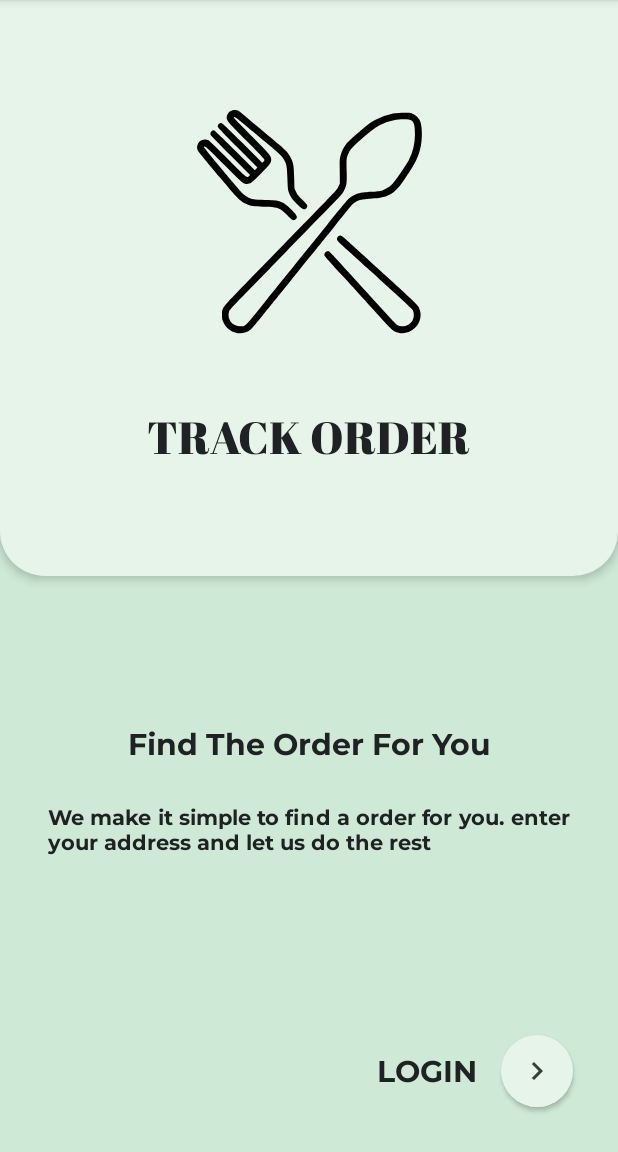
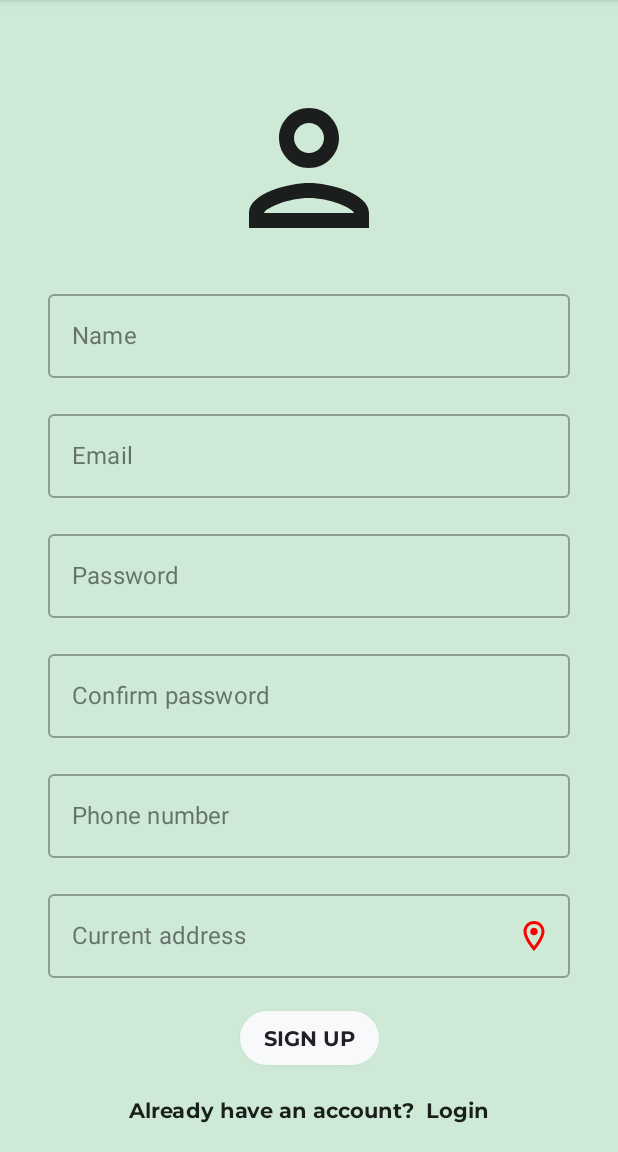
Before and after one commit to sheikh-10/Rider-App, an Android app built with Jetpack Compose: the screen it shows after launch (MainActivity), on a phone screen of 412 x 824 dp, the part 84-1236 px from its top. Run offline under Robolectric (Android 15) with nearby library versions, the phone set to English and light mode, and no system bars.

Commit message:
Sign up Screen - 3rd release

```diff
--- a/app/src/main/java/com/food/riderapp/ui/LoginScreen.kt
+++ b/app/src/main/java/com/food/riderapp/ui/IntroScreen.kt
@@ -19,7 +19,7 @@ import com.food.riderapp.R
 import com.food.riderapp.ui.theme.RiderAppTheme
 
 @Composable
-fun LoginScreen(modifier: Modifier = Modifier) {
+fun IntroScreen(modifier: Modifier = Modifier) {
     Column(modifier = modifier.background(MaterialTheme.colors.background)) {
         Card(modifier = modifier
             .weight(1f)
@@ -99,7 +99,7 @@ fun LoginScreen(modifier: Modifier = Modifier) {
 @Composable
 private fun LoginScreenLightThemePreview() {
     RiderAppTheme(darkTheme = false) {
-        LoginScreen()
+        IntroScreen()
     }
 }
 
@@ -107,6 +107,6 @@ private fun LoginScreenLightThemePreview() {
 @Composable
 private fun LoginScreenDarkThemePreview() {
     RiderAppTheme(darkTheme = true) {
-        LoginScreen()
+        IntroScreen()
     }
 }
--- a/app/src/main/java/com/food/riderapp/ui/RiderFoodApp.kt
+++ b/app/src/main/java/com/food/riderapp/ui/RiderFoodApp.kt
@@ -5,5 +5,5 @@ import androidx.compose.ui.Modifier
 
 @Composable
 fun RiderFoodApp(modifier: Modifier = Modifier) {
-    LoginScreen()
+    SignupScreen()
 }
--- /dev/null
+++ b/app/src/main/java/com/food/riderapp/ui/SignUpScreen.kt
@@ -0,0 +1,100 @@
+package com.food.riderapp.ui
+
+import android.content.res.Configuration.UI_MODE_NIGHT_YES
+import androidx.compose.foundation.background
+import androidx.compose.foundation.layout.*
+import androidx.compose.foundation.shape.RoundedCornerShape
+import androidx.compose.material.*
+import androidx.compose.material.icons.Icons
+import androidx.compose.material.icons.outlined.LocationOn
+import androidx.compose.material.icons.outlined.Person
+import androidx.compose.runtime.Composable
+import androidx.compose.ui.Alignment
+import androidx.compose.ui.Modifier
+import androidx.compose.ui.graphics.Color
+import androidx.compose.ui.tooling.preview.Preview
+import androidx.compose.ui.unit.dp
+import com.food.riderapp.ui.theme.RiderAppTheme
+
+@Composable
+fun SignupScreen(modifier: Modifier = Modifier) {
+    Column(modifier = modifier
+        .fillMaxSize()
+        .background(MaterialTheme.colors.background)
+        .wrapContentSize(align = Alignment.Center)
+        .padding(top = 32.dp, start = 32.dp, end = 32.dp),
+        verticalArrangement = Arrangement.spacedBy(16.dp)) {
+
+        Icon(imageVector = Icons.Outlined.Person,
+            contentDescription = null,
+            modifier = modifier
+                .fillMaxWidth()
+                .wrapContentWidth(align = Alignment.CenterHorizontally)
+                .size(120.dp)
+        )
+
+        InputField(modifier = modifier.fillMaxWidth(), label = "Name")
+        InputField(modifier = modifier.fillMaxWidth(), label = "Email")
+        InputField(modifier = modifier.fillMaxWidth(), label = "Password")
+        InputField(modifier = modifier.fillMaxWidth(), label = "Confirm password")
+        InputField(modifier = modifier.fillMaxWidth(), label = "Phone number")
+        InputField(modifier = modifier.fillMaxWidth(), label = "Current address", iconEnabled = true)
+
+        Button(onClick = {},
+            modifier = modifier
+                .fillMaxWidth()
+                .wrapContentWidth(align = Alignment.CenterHorizontally),
+            shape = RoundedCornerShape(100)) {
+            Text(text = "SIGN UP",
+                style = MaterialTheme.typography.body1
+                )
+        }
+
+        Row(verticalAlignment = Alignment.CenterVertically,
+            horizontalArrangement = Arrangement.spacedBy(8.dp),
+            modifier = modifier
+                .fillMaxWidth()
+                .wrapContentWidth(align = Alignment.CenterHorizontally)) {
+            Text(text = "Already have an account?",
+                style = MaterialTheme.typography.body1)
+            Text(text = "Login", style = MaterialTheme.typography.body1)
+        }
+    }
+}
+
+@Composable
+private fun InputField(modifier: Modifier = Modifier,
+                       value: String = "",
+                       onValueChange: (String) -> Unit = {},
+                       label: String = "",
+                       iconEnabled: Boolean = false
+                       ) {
+    OutlinedTextField(value = value,
+        onValueChange = onValueChange,
+        label = { Text(text = label) },
+        modifier = modifier,
+        textStyle = MaterialTheme.typography.body1,
+        trailingIcon = {
+            if (iconEnabled) {
+                Icon(imageVector = Icons.Outlined.LocationOn,
+                    contentDescription = null,
+                    tint = Color.Red)
+            }
+        })
+}
+
+@Preview(showBackground = true, showSystemUi = true)
+@Composable
+private fun SignupScreenLightThemeScreen() {
+    RiderAppTheme(darkTheme = false) {
+        SignupScreen()
+    }
+}
+
+@Preview(showBackground = true, showSystemUi = true, uiMode = UI_MODE_NIGHT_YES)
+@Composable
+private fun SignupScreenDarkThemePreview() {
+    RiderAppTheme(darkTheme = true) {
+        SignupScreen()
+    }
+}
--- a/app/src/main/res/values/colors.xml
+++ b/app/src/main/res/values/colors.xml
@@ -8,6 +8,6 @@
     <color name="black">#FF000000</color>
     <color name="white">#FFFFFFFF</color>
 
-    <color name="light_theme">#FFE6F4EA</color>
-    <color name="dark_theme">#FF129EAF</color>
+    <color name="light_theme">#FFCEEAD6</color>
+    <color name="dark_theme">#FF007B83</color>
 </resources>
```
